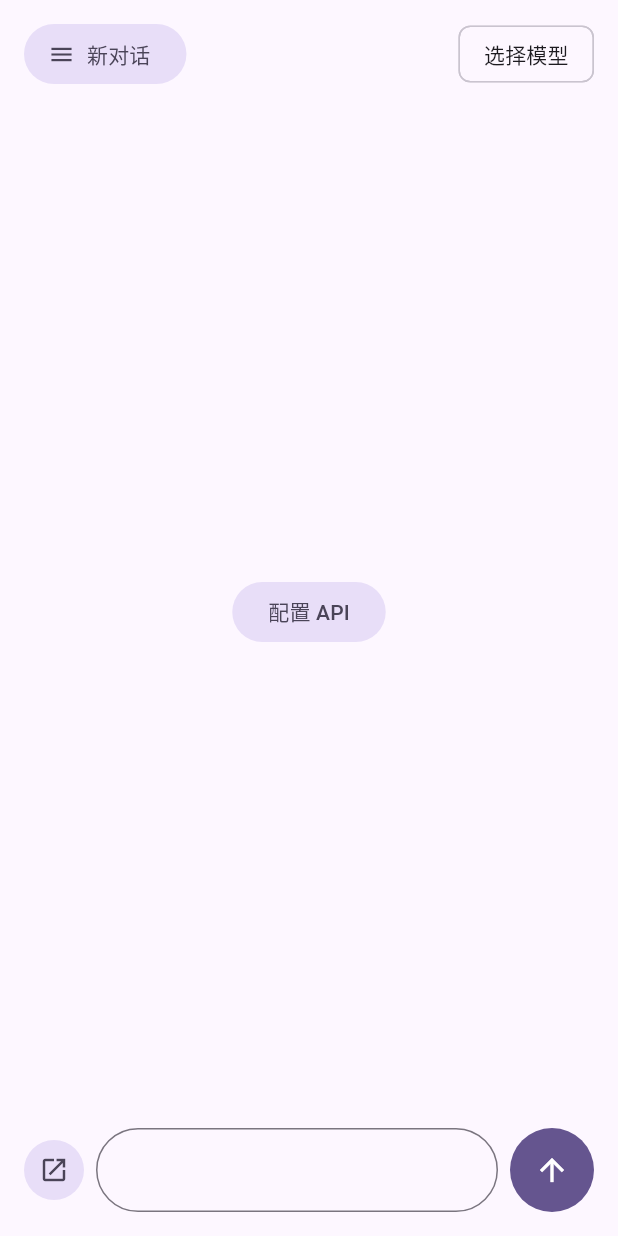
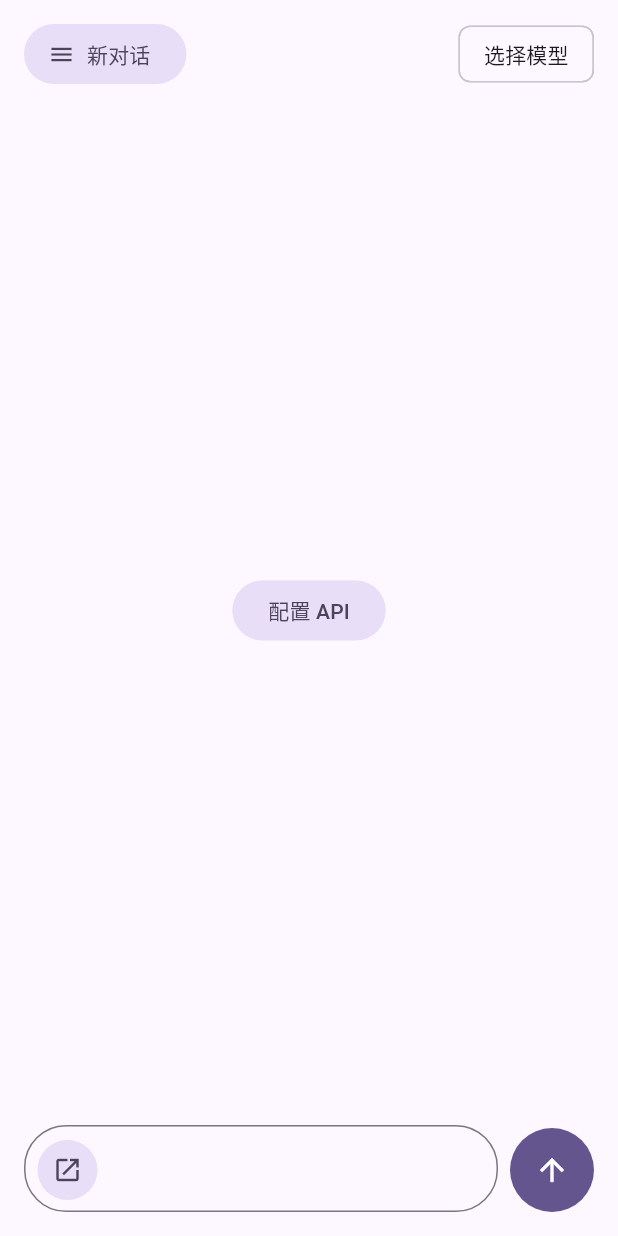
Before and after one commit to 23456qwertyuiop/ZchatBot, a Flutter app: the screen it shows after launch, on a phone screen of 412 x 824 dp. Run offline on Flutter 3.47's test engine with Material 3 defaults, Android fonts, the phone set to English and light mode, and no system bars; our stand-ins replace file_picker, material_ui, shared_preferences; missing offline and left inert: markdown.

Commit message:
Align composer pill and embedded attachment button

```diff
--- a/lib/ui/home.dart
+++ b/lib/ui/home.dart
@@ -215,8 +215,20 @@ class _HomeState extends State<Home> {
                     crossAxisAlignment: CrossAxisAlignment.end,
                     spacing: 8,
                     children: [
+                      Expanded(
+                        child: Container(
+                          constraints: const BoxConstraints(minHeight: 56),
+                          decoration: BoxDecoration(
+                            border: Border.all(color: Theme.of(context).colorScheme.outline),
+                            borderRadius: BorderRadius.circular(28),
+                          ),
+                          padding: const EdgeInsets.fromLTRB(8, 6, 16, 6),
+                          child: Row(
+                            crossAxisAlignment: CrossAxisAlignment.end,
+                            spacing: 8,
+                            children: [
                               Padding(
-                        padding: const EdgeInsets.only(bottom: 8),
+                                padding: const EdgeInsets.only(bottom: 1),
                                 child: SizedBox(
                                   width: 40,
                                   height: 40,
@@ -242,10 +254,17 @@ class _HomeState extends State<Home> {
                                     minLines: 1,
                                     maxLines: 6,
                                     textInputAction: wide ? TextInputAction.none : TextInputAction.newline,
-                            decoration: InputDecoration(
-                              contentPadding: const EdgeInsets.symmetric(horizontal: 20, vertical: 16),
-                              border: OutlineInputBorder(borderRadius: BorderRadius.circular(28)),
+                                    decoration: const InputDecoration(
+                                      isDense: true,
+                                      border: InputBorder.none,
+                                      enabledBorder: InputBorder.none,
+                                      focusedBorder: InputBorder.none,
+                                      contentPadding: EdgeInsets.symmetric(vertical: 10),
                                     ),
+                                  ),
+                                ),
+                              ),
+                            ],
                           ),
                         ),
                       ),
```
Lines whose indentation alone changed are shown as unchanged.
